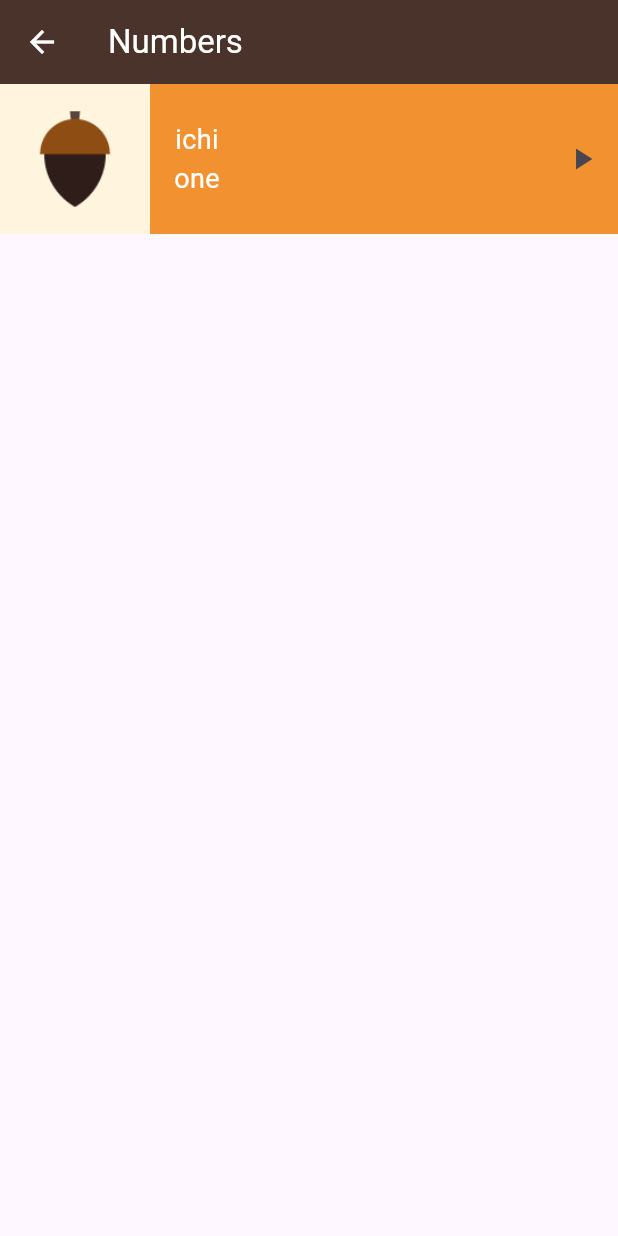
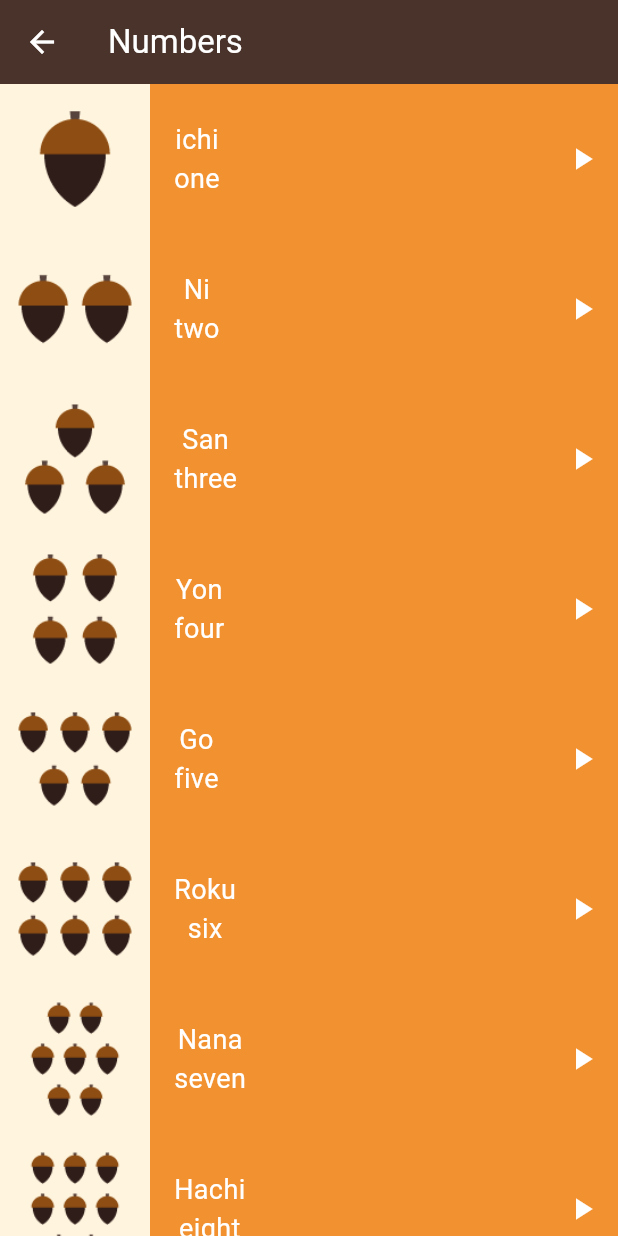
Before and after one commit to MahmoudMohamed5/toku, a Flutter app: the NumbersView screen opened directly, on a phone screen of 412 x 824 dp. Run offline on Flutter 3.47's test engine with Material 3 defaults, Android fonts, the phone set to English and light mode, and no system bars.

Commit message:
finish numbers view

```diff
--- a/lib/utils/app_sounds.dart
+++ b/lib/utils/app_sounds.dart
@@ -3,150 +3,150 @@ class AppSounds {
   AppSounds._();
 
   /// Assets for soundsColorsBlack
-  /// assets/sounds/colors/black.wav
-  static const String soundsColorsBlack = "assets/sounds/colors/black.wav";
+  /// sounds/colors/black.wav
+  static const String soundsColorsBlack = "sounds/colors/black.wav";
 
   /// Assets for soundsColorsBrown
-  /// assets/sounds/colors/brown.wav
-  static const String soundsColorsBrown = "assets/sounds/colors/brown.wav";
+  /// sounds/colors/brown.wav
+  static const String soundsColorsBrown = "sounds/colors/brown.wav";
 
   /// Assets for soundsColorsDusty yellow
-  /// assets/sounds/colors/dusty yellow.wav
-  static const String soundsColorsDustyYellow = "assets/sounds/colors/dusty yellow.wav";
+  /// sounds/colors/dusty yellow.wav
+  static const String soundsColorsDustyYellow = "sounds/colors/dusty yellow.wav";
 
   /// Assets for soundsColorsGray
-  /// assets/sounds/colors/gray.wav
-  static const String soundsColorsGray = "assets/sounds/colors/gray.wav";
+  /// sounds/colors/gray.wav
+  static const String soundsColorsGray = "sounds/colors/gray.wav";
 
   /// Assets for soundsColorsGreen
-  /// assets/sounds/colors/green.wav
-  static const String soundsColorsGreen = "assets/sounds/colors/green.wav";
+  /// sounds/colors/green.wav
+  static const String soundsColorsGreen = "sounds/colors/green.wav";
 
   /// Assets for soundsColorsRed
-  /// assets/sounds/colors/red.wav
-  static const String soundsColorsRed = "assets/sounds/colors/red.wav";
+  /// sounds/colors/red.wav
+  static const String soundsColorsRed = "sounds/colors/red.wav";
 
   /// Assets for soundsColorsWhite
-  /// assets/sounds/colors/white.wav
-  static const String soundsColorsWhite = "assets/sounds/colors/white.wav";
+  /// sounds/colors/white.wav
+  static const String soundsColorsWhite = "sounds/colors/white.wav";
 
   /// Assets for soundsColorsYellow
-  /// assets/sounds/colors/yellow.wav
-  static const String soundsColorsYellow = "assets/sounds/colors/yellow.wav";
+  /// sounds/colors/yellow.wav
+  static const String soundsColorsYellow = "sounds/colors/yellow.wav";
 
   /// Assets for soundsFamilyMembersDaughter
-  /// assets/sounds/family_members/daughter.wav
-  static const String soundsFamilyMembersDaughter = "assets/sounds/family_members/daughter.wav";
+  /// sounds/family_members/daughter.wav
+  static const String soundsFamilyMembersDaughter = "sounds/family_members/daughter.wav";
 
   /// Assets for soundsFamilyMembersFather
-  /// assets/sounds/family_members/father.wav
-  static const String soundsFamilyMembersFather = "assets/sounds/family_members/father.wav";
+  /// sounds/family_members/father.wav
+  static const String soundsFamilyMembersFather = "sounds/family_members/father.wav";
 
   /// Assets for soundsFamilyMembersGrand father
-  /// assets/sounds/family_members/grand father.wav
-  static const String soundsFamilyMembersGrandFather = "assets/sounds/family_members/grand father.wav";
+  /// sounds/family_members/grand father.wav
+  static const String soundsFamilyMembersGrandFather = "sounds/family_members/grand father.wav";
 
   /// Assets for soundsFamilyMembersGrand mother
-  /// assets/sounds/family_members/grand mother.wav
-  static const String soundsFamilyMembersGrandMother = "assets/sounds/family_members/grand mother.wav";
+  /// sounds/family_members/grand mother.wav
+  static const String soundsFamilyMembersGrandMother = "sounds/family_members/grand mother.wav";
 
   /// Assets for soundsFamilyMembersMother
-  /// assets/sounds/family_members/mother.wav
-  static const String soundsFamilyMembersMother = "assets/sounds/family_members/mother.wav";
+  /// sounds/family_members/mother.wav
+  static const String soundsFamilyMembersMother = "sounds/family_members/mother.wav";
 
   /// Assets for soundsFamilyMembersOlder bother
-  /// assets/sounds/family_members/older bother.wav
-  static const String soundsFamilyMembersOlderBother = "assets/sounds/family_members/older bother.wav";
+  /// sounds/family_members/older bother.wav
+  static const String soundsFamilyMembersOlderBother = "sounds/family_members/older bother.wav";
 
   /// Assets for soundsFamilyMembersOlder sister
-  /// assets/sounds/family_members/older sister.wav
-  static const String soundsFamilyMembersOlderSister = "assets/sounds/family_members/older sister.wav";
+  /// sounds/family_members/older sister.wav
+  static const String soundsFamilyMembersOlderSister = "sounds/family_members/older sister.wav";
 
   /// Assets for soundsFamilyMembersSon
-  /// assets/sounds/family_members/son.wav
-  static const String soundsFamilyMembersSon = "assets/sounds/family_members/son.wav";
+  /// sounds/family_members/son.wav
+  static const String soundsFamilyMembersSon = "sounds/family_members/son.wav";
 
   /// Assets for soundsFamilyMembersYounger brohter
-  /// assets/sounds/family_members/younger brohter.wav
-  static const String soundsFamilyMembersYoungerBrother = "assets/sounds/family_members/younger brohter.wav";
+  /// sounds/family_members/younger brohter.wav
+  static const String soundsFamilyMembersYoungerBrother = "sounds/family_members/younger brohter.wav";
 
   /// Assets for soundsFamilyMembersYounger sister
-  /// assets/sounds/family_members/younger sister.wav
-  static const String soundsFamilyMembersYoungerSister = "assets/sounds/family_members/younger sister.wav";
+  /// sounds/family_members/younger sister.wav
+  static const String soundsFamilyMembersYoungerSister = "sounds/family_members/younger sister.wav";
 
   /// Assets for soundsNumbersNumberEightSound
-  /// assets/sounds/numbers/number_eight_sound.mp3
-  static const String soundsNumbersNumberEightSound = "assets/sounds/numbers/number_eight_sound.mp3";
+  /// sounds/numbers/number_eight_sound.mp3
+  static const String soundsNumbersNumberEightSound = "sounds/numbers/number_eight_sound.mp3";
 
   /// Assets for soundsNumbersNumberFiveSound
-  /// assets/sounds/numbers/number_five_sound.mp3
-  static const String soundsNumbersNumberFiveSound = "assets/sounds/numbers/number_five_sound.mp3";
+  /// sounds/numbers/number_five_sound.mp3
+  static const String soundsNumbersNumberFiveSound = "sounds/numbers/number_five_sound.mp3";
 
   /// Assets for soundsNumbersNumberFourSound
-  /// assets/sounds/numbers/number_four_sound.mp3
-  static const String soundsNumbersNumberFourSound = "assets/sounds/numbers/number_four_sound.mp3";
+  /// sounds/numbers/number_four_sound.mp3
+  static const String soundsNumbersNumberFourSound = "sounds/numbers/number_four_sound.mp3";
 
   /// Assets for soundsNumbersNumberNineSound
-  /// assets/sounds/numbers/number_nine_sound.mp3
-  static const String soundsNumbersNumberNineSound = "assets/sounds/numbers/number_nine_sound.mp3";
+  /// sounds/numbers/number_nine_sound.mp3
+  static const String soundsNumbersNumberNineSound = "sounds/numbers/number_nine_sound.mp3";
 
   /// Assets for soundsNumbersNumberOneSound
-  /// assets/sounds/numbers/number_one_sound.mp3
-  static const String soundsNumbersNumberOneSound = "assets/sounds/numbers/number_one_sound.mp3";
+  /// sounds/numbers/number_one_sound.mp3
+  static const String soundsNumbersNumberOneSound = "sounds/numbers/number_one_sound.mp3";
 
   /// Assets for soundsNumbersNumberSevenSound
-  /// assets/sounds/numbers/number_seven_sound.mp3
-  static const String soundsNumbersNumberSevenSound = "assets/sounds/numbers/number_seven_sound.mp3";
+  /// sounds/numbers/number_seven_sound.mp3
+  static const String soundsNumbersNumberSevenSound = "sounds/numbers/number_seven_sound.mp3";
 
   /// Assets for soundsNumbersNumberSixSound
-  /// assets/sounds/numbers/number_six_sound.mp3
-  static const String soundsNumbersNumberSixSound = "assets/sounds/numbers/number_six_sound.mp3";
+  /// sounds/numbers/number_six_sound.mp3
+  static const String soundsNumbersNumberSixSound = "sounds/numbers/number_six_sound.mp3";
 
   /// Assets for soundsNumbersNumberTenSound
-  /// assets/sounds/numbers/number_ten_sound.mp3
-  static const String soundsNumbersNumberTenSound = "assets/sounds/numbers/number_ten_sound.mp3";
+  /// sounds/numbers/number_ten_sound.mp3
+  static const String soundsNumbersNumberTenSound = "sounds/numbers/number_ten_sound.mp3";
 
   /// Assets for soundsNumbersNumberThreeSound
-  /// assets/sounds/numbers/number_three_sound.mp3
-  static const String soundsNumbersNumberThreeSound = "assets/sounds/numbers/number_three_sound.mp3";
+  /// sounds/numbers/number_three_sound.mp3
+  static const String soundsNumbersNumberThreeSound = "sounds/numbers/number_three_sound.mp3";
 
   /// Assets for soundsNumbersNumberTwoSound
-  /// assets/sounds/numbers/number_two_sound.mp3
-  static const String soundsNumbersNumberTwoSound = "assets/sounds/numbers/number_two_sound.mp3";
+  /// sounds/numbers/number_two_sound.mp3
+  static const String soundsNumbersNumberTwoSound = "sounds/numbers/number_two_sound.mp3";
 
   /// Assets for soundsPhrasesAreYouComing
-  /// assets/sounds/phrases/are_you_coming.wav
-  static const String soundsPhrasesAreYouComing = "assets/sounds/phrases/are_you_coming.wav";
+  /// sounds/phrases/are_you_coming.wav
+  static const String soundsPhrasesAreYouComing = "sounds/phrases/are_you_coming.wav";
 
   /// Assets for soundsPhrasesDontForgetToSubscribe
-  /// assets/sounds/phrases/dont_forget_to_subscribe.wav
-  static const String soundsPhrasesDontForgetToSubscribe = "assets/sounds/phrases/dont_forget_to_subscribe.wav";
+  /// sounds/phrases/dont_forget_to_subscribe.wav
+  static const String soundsPhrasesDontForgetToSubscribe = "sounds/phrases/dont_forget_to_subscribe.wav";
 
   /// Assets for soundsPhrasesHowAreYouFeeling
-  /// assets/sounds/phrases/how_are_you_feeling.wav
-  static const String soundsPhrasesHowAreYouFeeling = "assets/sounds/phrases/how_are_you_feeling.wav";
+  /// sounds/phrases/how_are_you_feeling.wav
+  static const String soundsPhrasesHowAreYouFeeling = "sounds/phrases/how_are_you_feeling.wav";
 
   /// Assets for soundsPhrasesILoveAnime
-  /// assets/sounds/phrases/i_love_anime.wav
-  static const String soundsPhrasesILoveAnime = "assets/sounds/phrases/i_love_anime.wav";
+  /// sounds/phrases/i_love_anime.wav
+  static const String soundsPhrasesILoveAnime = "sounds/phrases/i_love_anime.wav";
 
   /// Assets for soundsPhrasesILoveProgramming
-  /// assets/sounds/phrases/i_love_programming.wav
-  static const String soundsPhrasesILoveProgramming = "assets/sounds/phrases/i_love_programming.wav";
+  /// sounds/phrases/i_love_programming.wav
+  static const String soundsPhrasesILoveProgramming = "sounds/phrases/i_love_programming.wav";
 
   /// Assets for soundsPhrasesProgrammingIsEasy
-  /// assets/sounds/phrases/programming_is_easy.wav
-  static const String soundsPhrasesProgrammingIsEasy = "assets/sounds/phrases/programming_is_easy.wav";
+  /// sounds/phrases/programming_is_easy.wav
+  static const String soundsPhrasesProgrammingIsEasy = "sounds/phrases/programming_is_easy.wav";
 
   /// Assets for soundsPhrasesWhatIsYourName
-  /// assets/sounds/phrases/what_is_your_name.wav
-  static const String soundsPhrasesWhatIsYourName = "assets/sounds/phrases/what_is_your_name.wav";
+  /// sounds/phrases/what_is_your_name.wav
+  static const String soundsPhrasesWhatIsYourName = "sounds/phrases/what_is_your_name.wav";
 
   /// Assets for soundsPhrasesWhereAreYouGoing
-  /// assets/sounds/phrases/where_are_you_going.wav
-  static const String soundsPhrasesWhereAreYouGoing = "assets/sounds/phrases/where_are_you_going.wav";
+  /// sounds/phrases/where_are_you_going.wav
+  static const String soundsPhrasesWhereAreYouGoing = "sounds/phrases/where_are_you_going.wav";
 
   /// Assets for soundsPhrasesYesImComing
-  /// assets/sounds/phrases/yes_im_coming.wav
-  static const String soundsPhrasesYesImComing = "assets/sounds/phrases/yes_im_coming.wav";
+  /// sounds/phrases/yes_im_coming.wav
+  static const String soundsPhrasesYesImComing = "sounds/phrases/yes_im_coming.wav";
 }
--- a/lib/views/numbers_view.dart
+++ b/lib/views/numbers_view.dart
@@ -1,10 +1,74 @@
 import 'package:flutter/material.dart';
+import 'package:toku/models/item_model.dart';
 import 'package:toku/utils/app_colors.dart';
+import 'package:toku/utils/app_images.dart';
+import 'package:toku/utils/app_sounds.dart';
 import 'package:toku/widgets/item.dart';
 
 class NumbersView extends StatelessWidget {
   const NumbersView({super.key});
-
+  final List<ItemModel> itemList = const [
+    ItemModel(
+      jpName: 'ichi',
+      enName: 'one',
+      sound: AppSounds.soundsNumbersNumberOneSound,
+      img: AppImages.imagesNumbersNumberOne,
+    ),
+    ItemModel(
+      jpName: 'Ni',
+      enName: 'two',
+      sound: AppSounds.soundsNumbersNumberTwoSound,
+      img: AppImages.imagesNumbersNumberTwo,
+    ),
+    ItemModel(
+      jpName: 'San',
+      enName: 'three',
+      sound: AppSounds.soundsNumbersNumberThreeSound,
+      img: AppImages.imagesNumbersNumberThree,
+    ),
+    ItemModel(
+      jpName: 'Yon',
+      enName: 'four',
+      sound: AppSounds.soundsNumbersNumberFourSound,
+      img: AppImages.imagesNumbersNumberFour,
+    ),
+    ItemModel(
+      jpName: 'Go',
+      enName: 'five',
+      sound: AppSounds.soundsNumbersNumberFiveSound,
+      img: AppImages.imagesNumbersNumberFive,
+    ),
+    ItemModel(
+      jpName: 'Roku',
+      enName: 'six',
+      sound: AppSounds.soundsNumbersNumberSixSound,
+      img: AppImages.imagesNumbersNumberSix,
+    ),
+    ItemModel(
+      jpName: 'Nana',
+      enName: 'seven',
+      sound: AppSounds.soundsNumbersNumberSevenSound,
+      img: AppImages.imagesNumbersNumberSeven,
+    ),
+    ItemModel(
+      jpName: 'Hachi',
+      enName: 'eight',
+      sound: AppSounds.soundsNumbersNumberEightSound,
+      img: AppImages.imagesNumbersNumberEight,
+    ),
+    ItemModel(
+      jpName: 'Ku',
+      enName: 'nine',
+      sound: AppSounds.soundsNumbersNumberNineSound,
+      img: AppImages.imagesNumbersNumberNine,
+    ),
+    ItemModel(
+      jpName: 'Juu',
+      enName: 'ten',
+      sound: AppSounds.soundsNumbersNumberTenSound,
+      img: AppImages.imagesNumbersNumberTen,
+    )
+  ];
   @override
   Widget build(BuildContext context) {
     return Scaffold(
@@ -13,7 +77,14 @@ class NumbersView extends StatelessWidget {
         backgroundColor: AppColors.brownColor,
         title: const Text('Numbers'),
       ),
-      body: Item(),
+      body: ListView.builder(
+        itemCount: itemList.length,
+        itemBuilder: (context, index) {
+          return Item(
+            itemModel: itemList[index],
+          );
+        },
+      ),
     );
   }
 }
--- a/lib/widgets/item.dart
+++ b/lib/widgets/item.dart
@@ -1,31 +1,33 @@
 import 'package:flutter/material.dart';
+import 'package:toku/models/item_model.dart';
 import 'package:toku/utils/app_colors.dart';
-import 'package:toku/utils/app_images.dart';
 import 'package:toku/widgets/item_info.dart';
 
 class Item extends StatelessWidget {
   const Item({
     super.key,
+    required this.itemModel,
   });
-
+  final ItemModel itemModel;
   @override
   Widget build(BuildContext context) {
     return Container(
       color: AppColors.orangeColor,
       height: 100,
       child: Row(
-        mainAxisSize: MainAxisSize.max,
         children: [
           Container(
             color: AppColors.lightPinkColor,
             child: Image.asset(
-              AppImages.imagesNumbersNumberOne,
+              itemModel.img,
             ),
           ),
           const SizedBox(
             width: 16,
           ),
-          const ItemInfo()
+          ItemInfo(
+            itemModel: itemModel,
+          )
         ],
       ),
     );
--- a/lib/widgets/item_info.dart
+++ b/lib/widgets/item_info.dart
@@ -1,30 +1,32 @@
-
+import 'package:audioplayers/audioplayers.dart';
 import 'package:flutter/material.dart';
+import 'package:toku/models/item_model.dart';
 
 class ItemInfo extends StatelessWidget {
   const ItemInfo({
     super.key,
+    required this.itemModel,
   });
-
+  final ItemModel itemModel;
   @override
   Widget build(BuildContext context) {
     return Expanded(
       child: Row(
         mainAxisSize: MainAxisSize.max,
         children: [
-          const Column(
+          Column(
             mainAxisSize: MainAxisSize.min,
             children: [
               Text(
-                'ichi',
-                style: TextStyle(
+                itemModel.jpName,
+                style: const TextStyle(
                   fontSize: 18,
                   color: Colors.white,
                 ),
               ),
               Text(
-                'one',
-                style: TextStyle(
+                itemModel.enName,
+                style: const TextStyle(
                   fontSize: 18,
                   color: Colors.white,
                 ),
@@ -33,9 +35,13 @@ class ItemInfo extends StatelessWidget {
           ),
           const Spacer(),
           IconButton(
-            onPressed: () {},
+            onPressed: () async {
+              final player = AudioPlayer();
+              await player.play(AssetSource(itemModel.sound));
+            },
             icon: const Icon(
               Icons.play_arrow,
+              color: Colors.white,
             ),
           ),
         ],
```
Also changed, not shown: pubspec.yaml (+8 -10 lines), pubspec.lock, 5 other files.
